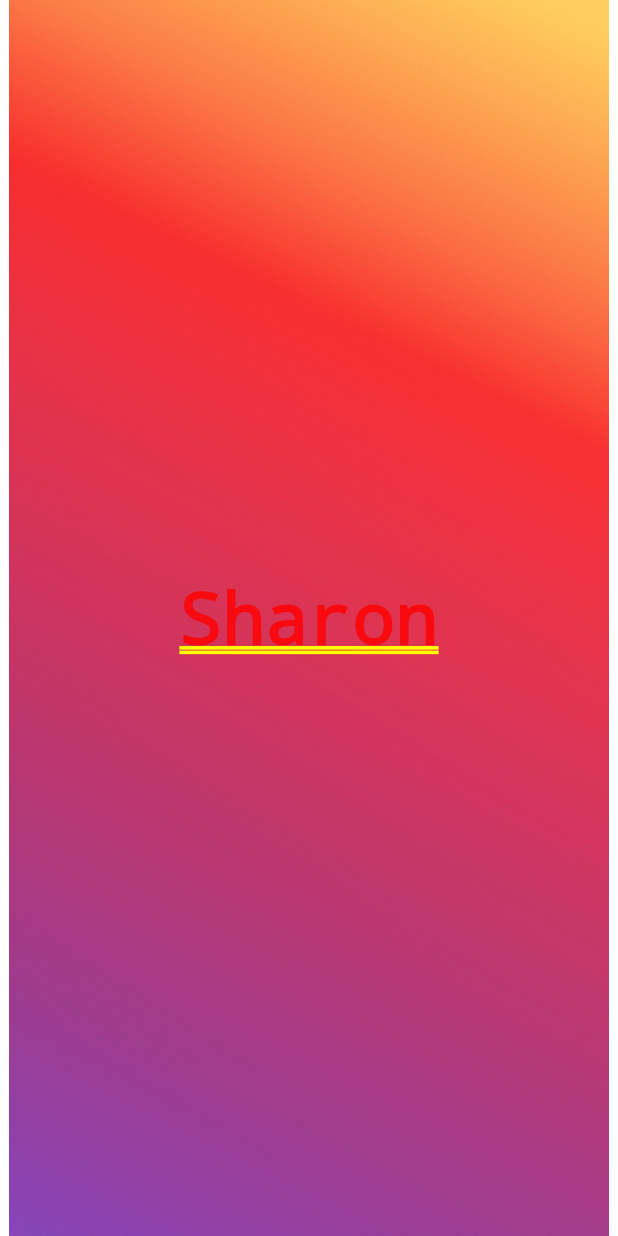
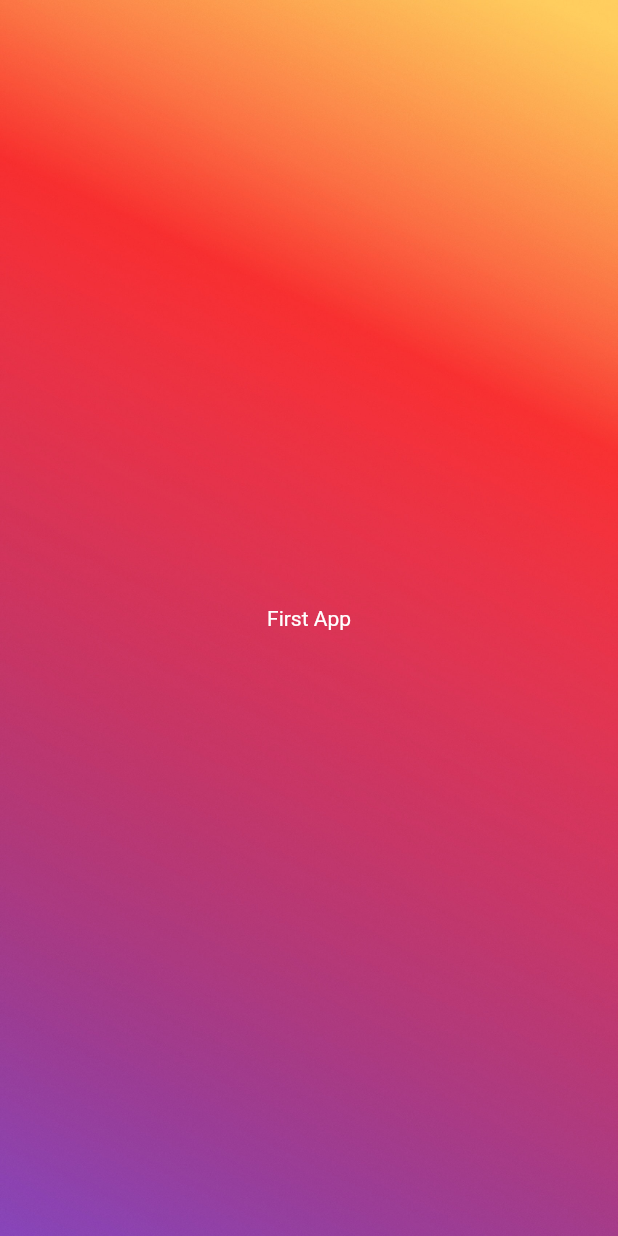
Before and after one commit to sharon-0303/first_flutter, a Flutter app: the screen it shows after launch, on a phone screen of 412 x 824 dp. Run offline on Flutter 3.47's test engine with Material 2 defaults, Android fonts, the phone set to English and light mode, and no system bars; Roboto replaces fonts that are missing (Poppins).

Commit message:
splash complete

```diff
--- a/lib/AppTheme.dart
+++ b/lib/AppTheme.dart
@@ -27,7 +27,7 @@ class AppTheme {
       // ignore: unrelated_type_equality_checks
       primaryColorLight: AppColors.light_blue,
       backgroundColor: Colors.white,
-      splashColor: Color(0xFF302b63),
+      splashColor: const Color(0xFF302b63),
       primarySwatch: mamaPink,
       scaffoldBackgroundColor: Colors.white,
       fontFamily: 'Poppins',
@@ -38,7 +38,7 @@ class AppTheme {
   }
 
   static ThemeData calendarThemeData() => themeData().copyWith(
-        accentColor: themeData().primaryColor,
+        colorScheme: ColorScheme.fromSwatch().copyWith(secondary: themeData().primaryColor),
       );
 
   static ThemeData antenatalThemeData() => themeData().copyWith(
--- a/lib/main.dart
+++ b/lib/main.dart
@@ -2,7 +2,6 @@
 import 'package:flutter/material.dart';
 import 'package:samplefirst/splash_screen.dart';
 import 'package:samplefirst/AppTheme.dart';
-
 import 'app_routes.dart';
 
 final GlobalKey<NavigatorState> navKey = GlobalKey<NavigatorState>();
--- a/lib/splash_screen.dart
+++ b/lib/splash_screen.dart
@@ -1,31 +1,35 @@
 import 'package:flutter/material.dart';
 
-class SplashScreen extends StatefulWidget
-{
+class SplashScreen extends StatefulWidget {
   static const String routeName = '/screens/splash_screen.dart';
 
   const SplashScreen({Key? key}) : super(key: key);
+
   @override
-  _SplashScreenState   createState() => _SplashScreenState();
-
+  _SplashScreenState createState() => _SplashScreenState();
 }
 
-class _SplashScreenState extends State<SplashScreen>  {
+class _SplashScreenState extends State<SplashScreen> {
   @override
-  void initState()
-  {
-    Future.delayed(const Duration(seconds: 3), () {
-    });
+  void initState() {
+    Future.delayed(const Duration(seconds: 3), () {});
     super.initState();
   }
+
   @override
   Widget build(BuildContext context) {
-    return Stack(
-        alignment: Alignment.center,
-        children: <Widget>[
-          Image.asset('assets/images/splash.jpg'),
-          const Text("Sharon"),
-        ]
+    return Material(
+      child: Stack(alignment: Alignment.center, children: <Widget>[
+        const Image(
+          image: AssetImage('assets/images/splash.jpg'),
+          height: double.infinity,
+          width: double.infinity,
+          alignment: Alignment.center,
+          fit: BoxFit.fill,
+        ),
+        Text("First App",
+            style: TextStyle(color: Colors.white.withOpacity(1.0)))
+      ]),
     );
   }
 }
```
